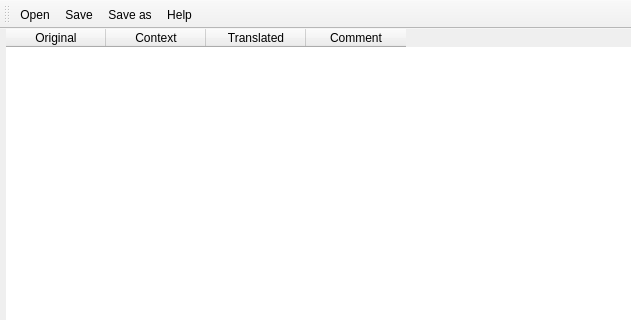
Old version of the form src/mainwindow.ui in the repository RxLaboratory/DuTF; both pictures show x 0 to 631 and y 0 to 320 of the 1393 by 779 pixel window.
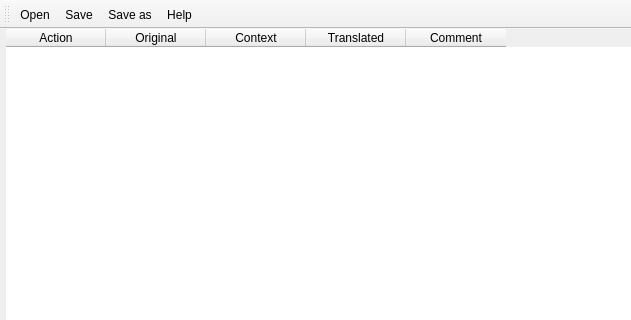
New version of the form. The open tabs and pages were chosen to show the change. Icons and pictures are not drawn.

```diff
--- a/src/mainwindow.ui
+++ b/src/mainwindow.ui
@@ -95,11 +95,16 @@
            <bool>true</bool>
           </property>
           <property name="columnCount">
-           <number>4</number>
+           <number>5</number>
           </property>
           <attribute name="verticalHeaderDefaultSectionSize">
            <number>50</number>
           </attribute>
+          <column>
+           <property name="text">
+            <string>Action</string>
+           </property>
+          </column>
           <column>
            <property name="text">
             <string>Original</string>
```
Left out of the diff: 2 changed lines with no effect on the pictures.
